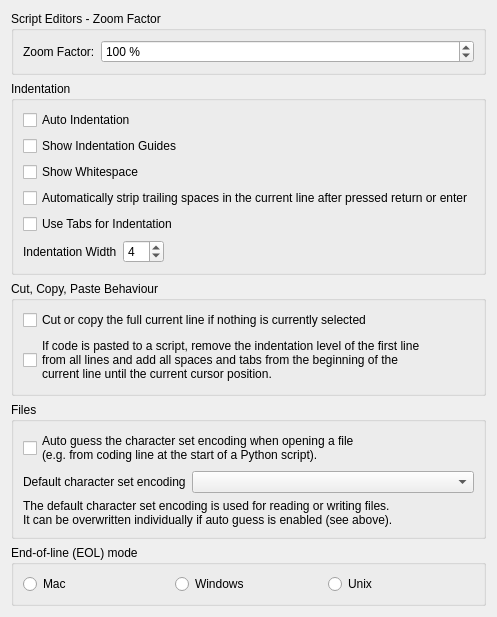
Above: Qitom/ui/widgetPropEditorGeneral.ui from itom-project/itom before the change. Below: the same form after it.
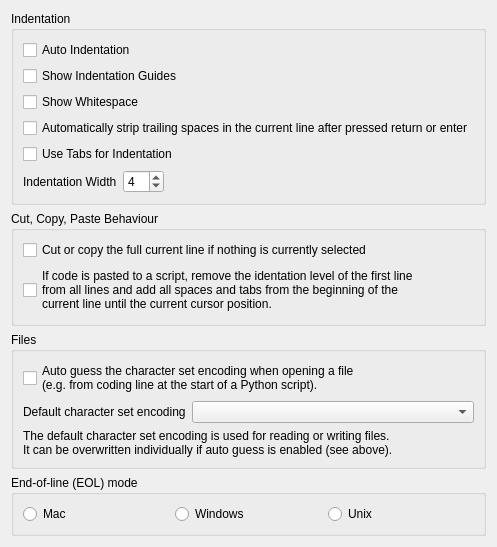
That is the form after the change.

```diff
--- a/Qitom/ui/widgetPropEditorGeneral.ui
+++ b/Qitom/ui/widgetPropEditorGeneral.ui
@@ -6,8 +6,8 @@
    <rect>
     <x>0</x>
     <y>0</y>
-    <width>486</width>
-    <height>610</height>
+    <width>452</width>
+    <height>503</height>
    </rect>
   </property>
   <property name="minimumSize">
@@ -22,44 +22,6 @@
   <layout class="QVBoxLayout" name="verticalLayout_8">
    <item>
     <layout class="QVBoxLayout" name="verticalLayout_7">
-     <item>
-      <widget class="QGroupBox" name="groupZoom">
-       <property name="title">
-        <string>Script Editors - Zoom Factor</string>
-       </property>
-       <layout class="QHBoxLayout" name="horizontalLayout_4" stretch="0,1">
-        <item>
-         <widget class="QLabel" name="label_4">
-          <property name="text">
-           <string>Zoom Factor:</string>
-          </property>
-         </widget>
-        </item>
-        <item>
-         <widget class="QSpinBox" name="spinZoom">
-          <property name="toolTip">
-           <string>Ctrl+Mouse Wheel</string>
-          </property>
-          <property name="suffix">
-           <string> %</string>
-          </property>
-          <property name="minimum">
-           <number>20</number>
-          </property>
-          <property name="maximum">
-           <number>400</number>
-          </property>
-          <property name="singleStep">
-           <number>10</number>
-          </property>
-          <property name="value">
-           <number>100</number>
-          </property>
-         </widget>
-        </item>
-       </layout>
-      </widget>
-     </item>
      <item>
       <widget class="QGroupBox" name="groupIndentation">
        <property name="minimumSize">
@@ -163,7 +125,7 @@
         <item>
          <widget class="QCheckBox" name="checkKeepIndentationOnPaste">
           <property name="text">
-           <string>If code is pasted to a script, remove the indentation level of the first line
+           <string>If code is pasted to a script, remove the identation level of the first line
 from all lines and add all spaces and tabs from the beginning of the
 current line until the current cursor position.</string>
           </property>
```
